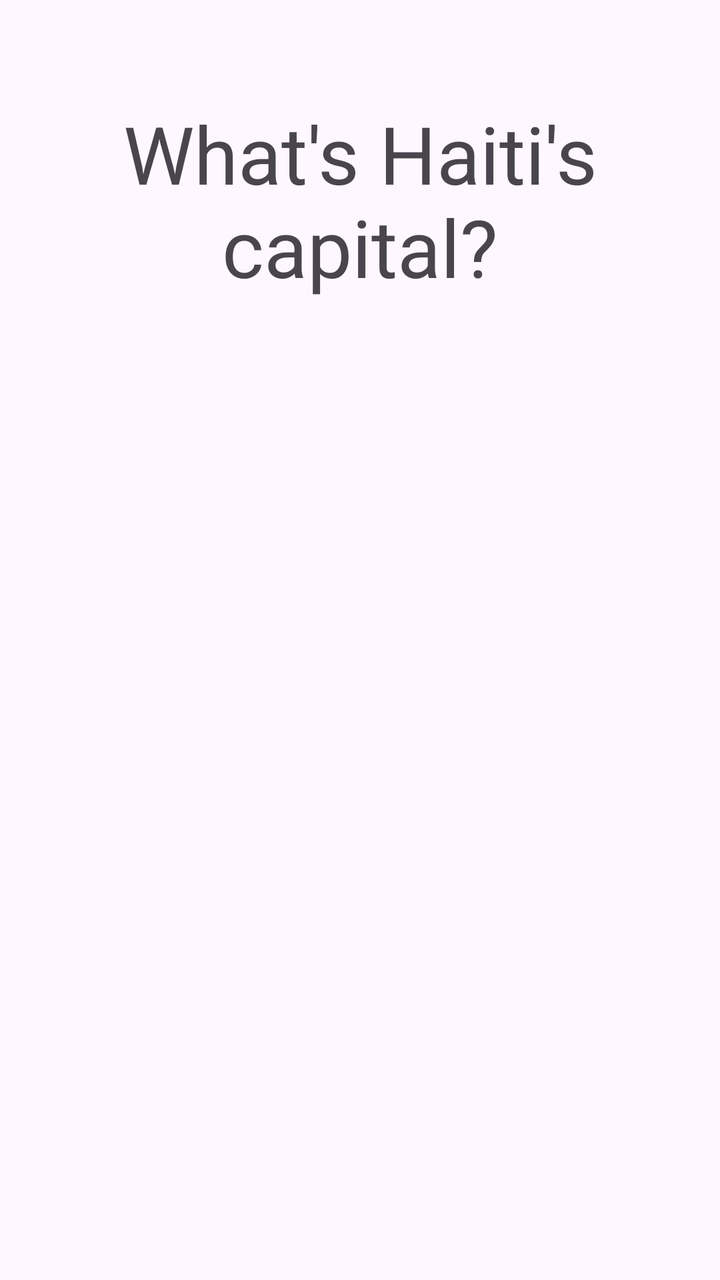
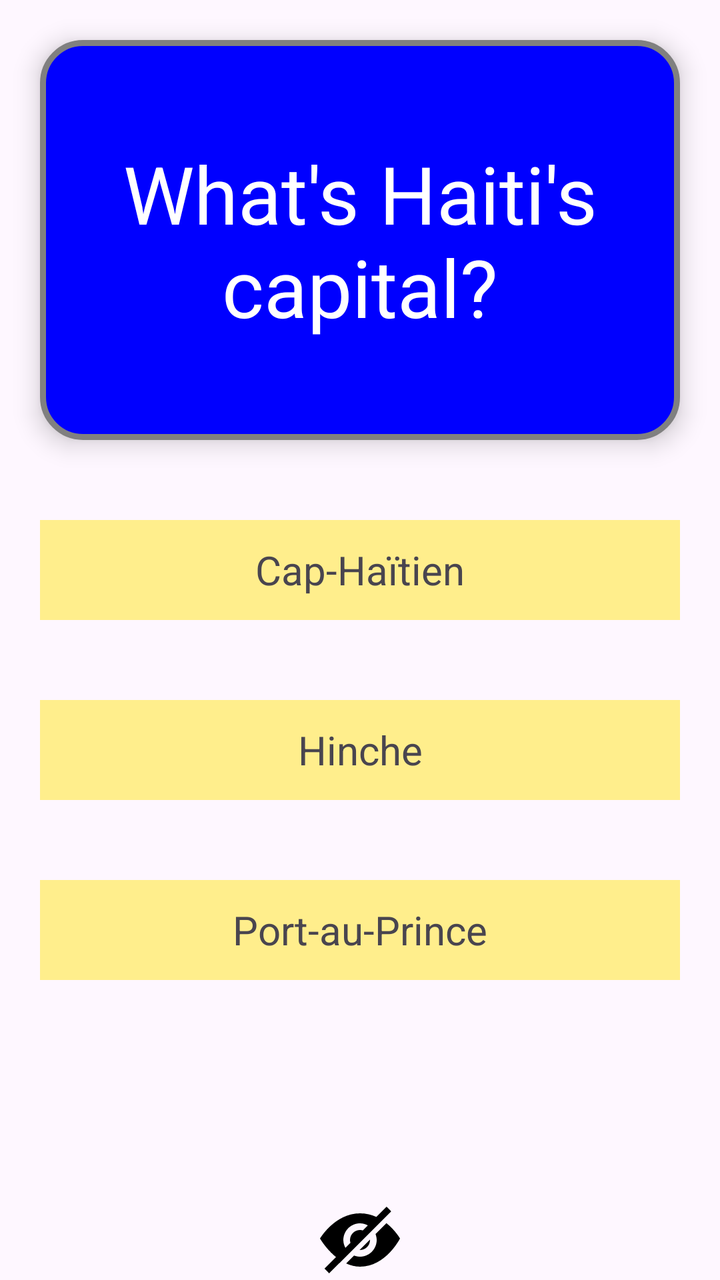

An Android layout rendered at two revisions. The XML below is the earlier revision; the diff shows what the commit changed to produce the second picture.
<!-- AndroidManifest.xml: application theme Theme.FlashcardApp -->
<!-- res/layout/activity_main.xml -->
<?xml version="1.0" encoding="utf-8"?>
<RelativeLayout xmlns:android="http://schemas.android.com/apk/res/android"
    xmlns:app="http://schemas.android.com/apk/res-auto"
    xmlns:tools="http://schemas.android.com/tools"
    android:id="@+id/main"
    android:layout_width="match_parent"
    android:layout_height="match_parent"
    tools:context=".MainActivity">

    <TextView
        android:id="@+id/flashcard_question"
        android:layout_width="match_parent"
        android:layout_height="200dp"
        android:text="What's Haiti's capital?"
        android:textSize="40sp"
        android:gravity="center"/>

    <TextView
        android:id="@+id/flashcard_answer"
        android:layout_width="match_parent"
        android:layout_height="200dp"
        android:text="Port-au-Prince"
        android:textSize="40sp"
        android:gravity="center"
        android:visibility="invisible"/>
</RelativeLayout>
<!-- resources referenced by this layout -->
<resources>
  <style name="Theme.FlashcardApp" parent="Base.Theme.FlashcardApp" />
  <style name="Base.Theme.FlashcardApp" parent="Theme.Material3.DayNight.NoActionBar">
          
          
      </style>
</resources>

<!-- the commit's change to res/layout/activity_main.xml (unified diff, before → after) -->
@@ -12,8 +12,13 @@
         android:layout_width="match_parent"
         android:layout_height="200dp"
         android:text="What's Haiti's capital?"
+        android:textColor="@color/white"
         android:textSize="40sp"
-        android:gravity="center"/>
+        android:gravity="center"
+        android:background="@drawable/card_background"
+        android:elevation="7dp"
+        android:padding="10dp"
+        android:layout_margin="20dp"/>
 
     <TextView
         android:id="@+id/flashcard_answer"
@@ -22,5 +27,49 @@
         android:text="Port-au-Prince"
         android:textSize="40sp"
         android:gravity="center"
-        android:visibility="invisible"/>
+        android:visibility="invisible"
+        android:layout_margin="20dp"/>
+
+    <TextView android:id="@+id/rep1"
+        android:layout_width="match_parent"
+        android:layout_height="50dp"
+        android:text="Cap-Haïtien"
+        android:layout_below="@+id/flashcard_question"
+        android:layout_marginVertical="20dp"
+        android:textSize="20sp"
+        android:gravity="center"
+        android:background="#ffee8c"
+        android:layout_margin="20dp"/>
+    <TextView android:id="@+id/rep2"
+        android:layout_width="match_parent"
+        android:layout_height="50dp"
+        android:text="Hinche"
+        android:layout_below="@+id/rep1"
+        android:layout_marginVertical="20dp"
+        android:textSize="20sp"
+        android:gravity="center"
+        android:background="#ffee8c"
+        android:layout_margin="20dp"/>
+    <TextView android:id="@+id/rep3"
+        android:layout_width="match_parent"
+        android:layout_height="50dp"
+        android:text="Port-au-Prince"
+        android:layout_below="@+id/rep2"
+        android:layout_marginVertical="20dp"
+        android:textSize="20sp"
+        android:gravity="center"
+        android:background="#ffee8c"
+        android:layout_margin="20dp"/>
+
+    <ImageView
+        android:layout_width="40dp"
+        android:layout_height="40dp"
+        android:id="@+id/toggle_choices_visibility"
+        android:src="@drawable/hide_icon"
+        android:contentDescription="@string/img_desc"
+        android:layout_alignParentBottom="true"
+        android:layout_centerHorizontal="true"
+        />
+
+
 </RelativeLayout>
<!-- resource entries referenced after the edit -->
@@ -1,6 +1,28 @@
 <!-- resources referenced by this layout -->
 <resources>
+  <color name="white">#FFFFFFFF</color>
+  <!-- drawable card_background (drawable) -->
+  <?xml version="1.0" encoding="utf-8"?>
+  <shape xmlns:android="http://schemas.android.com/apk/res/android"
+      android:shape="rectangle">
+      <corners android:radius="20dp" />
+      <stroke android:color="@color/grey" android:width="3dp" />
+      <solid android:color="@color/blue" />
+  </shape>
+  <!-- drawable hide_icon (drawable) -->
+  <vector xmlns:android="http://schemas.android.com/apk/res/android"
+      android:width="24dp"
+      android:height="24dp"
+      android:viewportWidth="24"
+      android:viewportHeight="24">
+    <path
+        android:fillColor="#FF000000"
+        android:pathData="M11.885,14.988l3.104,-3.098 0.011,0.11c0,1.654 -1.346,3 -3,3l-0.115,-0.012zM19.933,6.956l-3.274,3.268c0.212,0.554 0.341,1.149 0.341,1.776 0,2.757 -2.243,5 -5,5 -0.631,0 -1.229,-0.13 -1.785,-0.344l-2.377,2.372c1.276,0.588 2.671,0.972 4.177,0.972 7.733,0 11.985,-8.449 11.985,-8.449s-1.415,-2.478 -4.067,-4.595zM21.364,3.42l-18.619,18.58 -1.382,-1.422 3.455,-3.447c-3.022,-2.45 -4.818,-5.58 -4.818,-5.58s4.446,-7.551 12.015,-7.551c1.825,0 3.456,0.426 4.886,1.075l3.081,-3.075 1.382,1.42zM7.613,14.342l1.519,-1.515c-0.077,-0.264 -0.132,-0.538 -0.132,-0.827 0,-1.654 1.346,-3 3,-3 0.291,0 0.567,0.055 0.833,0.134l1.518,-1.515c-0.704,-0.382 -1.496,-0.619 -2.351,-0.619 -2.757,0 -5,2.243 -5,5 0,0.852 0.235,1.641 0.613,2.342z"/>
+  </vector>
+  <string name="img_desc">Icon</string>
   <style name="Theme.FlashcardApp" parent="Base.Theme.FlashcardApp" />
+  <color name="grey">#FF808080</color>
+  <color name="blue">#FF0000FF</color>
   <style name="Base.Theme.FlashcardApp" parent="Theme.Material3.DayNight.NoActionBar">
           
           
